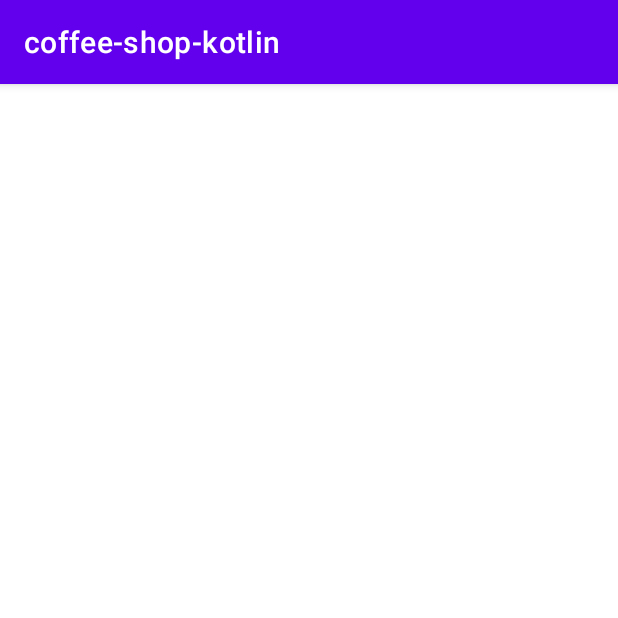
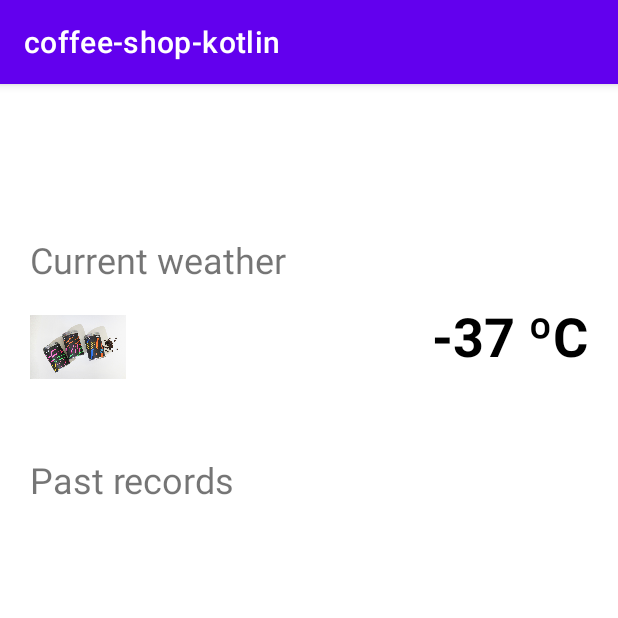
Before and after one commit to ysads/coffee-shop-kotlin, an Android app: the WeatherDetailsActivity screen opened directly, with no data from a screen before it, on a phone screen of 412 x 824 dp, the top half of it. Run offline under Robolectric (Android 15) with nearby library versions, the light colour scheme and no system bars; our stand-ins replace FlexboxLayout.

Commit message:
Refine layout for WeatherDetails and enhance adapters architecture

```diff
--- a/app/build.gradle
+++ b/app/build.gradle
@@ -41,6 +41,7 @@ dependencies {
     implementation 'androidx.core:core-ktx:1.7.0'
     implementation 'androidx.appcompat:appcompat:1.3.1'
     implementation 'com.google.android.material:material:1.4.0'
+    implementation 'com.google.android.flexbox:flexbox:3.0.0'
     implementation 'androidx.constraintlayout:constraintlayout:2.1.1'
     implementation 'androidx.navigation:navigation-fragment-ktx:2.3.5'
     implementation 'androidx.navigation:navigation-ui-ktx:2.3.5'
--- a/app/src/main/java/br/usp/ime/coffee_shop_kotlin/MainActivity.kt
+++ b/app/src/main/java/br/usp/ime/coffee_shop_kotlin/MainActivity.kt
@@ -3,6 +3,7 @@ package br.usp.ime.coffee_shop_kotlin
 import android.content.Intent
 import androidx.appcompat.app.AppCompatActivity
 import android.os.Bundle
+import br.usp.ime.coffee_shop_kotlin.adapters.ProductListAdapter
 import br.usp.ime.coffee_shop_kotlin.databinding.ActivityMainBinding
 
 class MainActivity : AppCompatActivity() {
@@ -62,7 +63,7 @@ class MainActivity : AppCompatActivity() {
         }
 
         binding.listview.isClickable = true
-        binding.listview.adapter = Adapter(this, productsArrayList)
+        binding.listview.adapter = ProductListAdapter(this, productsArrayList)
         binding.listview.setOnItemClickListener { _, _, position, _ ->
             val intent = Intent(this, ProductDetailActivity::class.java)
             intent.putExtra("product", productsArrayList[position])
--- a/app/src/main/java/br/usp/ime/coffee_shop_kotlin/WeatherDetailsActivity.kt
+++ b/app/src/main/java/br/usp/ime/coffee_shop_kotlin/WeatherDetailsActivity.kt
@@ -12,20 +12,11 @@ class WeatherDetailsActivity : AppCompatActivity() {
         binding = ActivityWeatherDetailsBinding.inflate(layoutInflater)
         setContentView(binding.root)
 
+        loadDataToView()
+    }
+
+    private fun loadDataToView() {
         val region = intent.getStringExtra("region")
-//        val lat = intent.getStringExtra("lat")
-//        val lon = intent.getStringExtra("lon")
-
         binding.weatherDetailsTitle.text = region
-//
-//        val imageId = intent.getIntExtra("imageId", R.drawable.img01)
-//        val name = intent.getStringExtra("name")
-//        val description = intent.getStringExtra("description")
-//        val price = intent.getStringExtra("price")
-//
-//        binding.productDetailImage.setImageResource(imageId)
-//        binding.productDetailName.text = name
-//        binding.productDetailDescription.text = description
-//        binding.productDetailPrice.text = price
     }
 }
--- a/app/src/main/res/layout/activity_weather_details.xml
+++ b/app/src/main/res/layout/activity_weather_details.xml
@@ -1,10 +1,10 @@
 <?xml version="1.0" encoding="utf-8"?>
-<LinearLayout
-    xmlns:android="http://schemas.android.com/apk/res/android"
+<LinearLayout xmlns:android="http://schemas.android.com/apk/res/android"
+    xmlns:flex="http://schemas.android.com/apk/res-auto"
     xmlns:tools="http://schemas.android.com/tools"
-    android:orientation="vertical"
     android:layout_width="match_parent"
     android:layout_height="match_parent"
+    android:orientation="vertical"
     android:padding="20dp"
     tools:context=".WeatherDetailsActivity">
 
@@ -12,6 +12,52 @@
         android:id="@+id/weatherDetailsTitle"
         android:layout_width="match_parent"
         android:layout_height="wrap_content"
-        android:textSize="30dp" />
+        android:text="Region"
+        android:textSize="30sp" />
+
+    <TextView
+        android:layout_width="match_parent"
+        android:layout_height="wrap_content"
+        android:layout_marginTop="40dp"
+        android:text="Current weather"
+        android:textSize="24sp" />
+
+    <com.google.android.flexbox.FlexboxLayout
+        android:layout_width="match_parent"
+        android:layout_height="wrap_content"
+        android:layout_marginTop="10dp"
+        flex:alignItems="center"
+        flex:justifyContent="space_between">
+
+        <ImageView
+            android:id="@+id/icon"
+            android:layout_width="64dp"
+            android:layout_height="64dp"
+            android:src="@drawable/img01" />
+
+        <TextView
+            android:id="@+id/temperature"
+            android:layout_width="wrap_content"
+            android:layout_height="match_parent"
+            android:layout_marginStart="10dp"
+            android:text="-37 ºC"
+            android:textAlignment="textEnd"
+            android:textColor="@color/black"
+            android:textSize="36sp"
+            android:textStyle="bold" />
+    </com.google.android.flexbox.FlexboxLayout>
+
+    <TextView
+        android:layout_width="match_parent"
+        android:layout_height="wrap_content"
+        android:layout_marginTop="40dp"
+        android:text="Past records"
+        android:textSize="24sp" />
+
+    <androidx.recyclerview.widget.RecyclerView
+        android:layout_width="match_parent"
+        android:layout_height="wrap_content"
+        android:layout_marginTop="10dp"
+        tools:listitem="@layout/list_weather" />
 
 </LinearLayout>
```
Also changed, not shown: app/src/main/java/br/usp/ime/coffee_shop_kotlin/adapters/ProductListAdapter.kt (renamed from app/src/main/java/br/usp/ime/coffee_shop_kotlin/Adapter.kt, +7 -3 lines), app/src/main/res/layout/list_weather.xml (added, +56 -0 lines).
